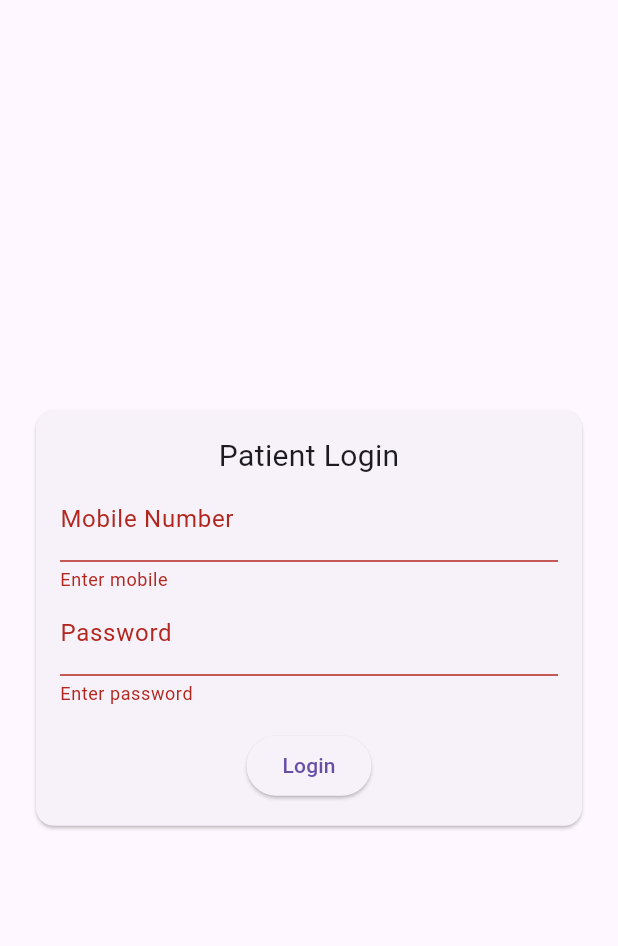
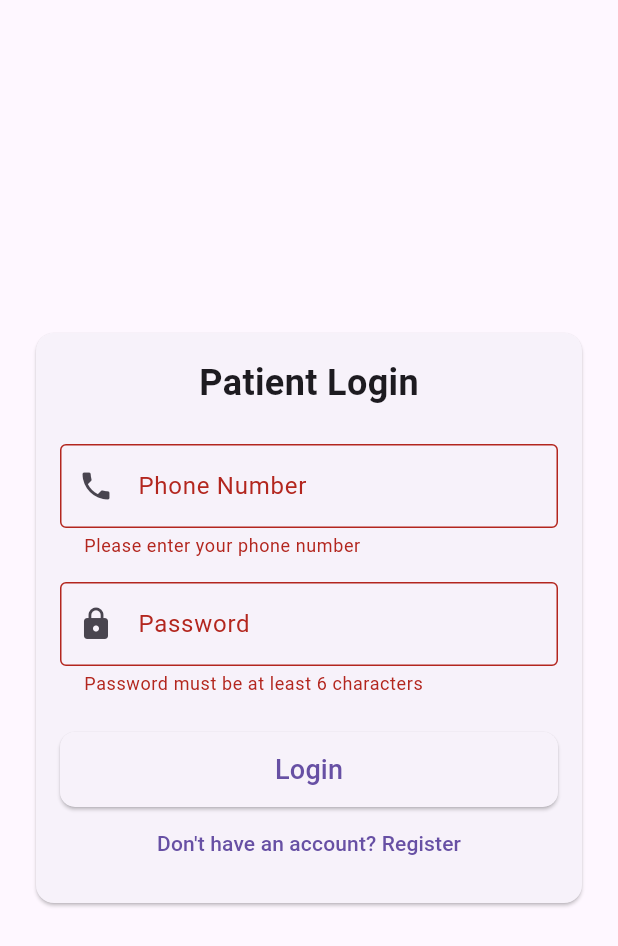
Before and after one commit to sleepyheads3/CardioCare, a Flutter app: the PatientLoginPage screen opened directly, after a tap on "Login", on a phone screen of 412 x 824 dp. Shown: the top 946 px of the screen. Run offline on Flutter 3.47's test engine with Material 3 defaults, Android fonts, the light colour scheme and no system bars; drawn by our look-alikes of animated_background; our stand-ins replace firebase_auth, firebase_core, firebase_database; accounts and stored records are empty.

Commit message:
second commit

```diff
--- a/lib/screens/patient_login_page.dart
+++ b/lib/screens/patient_login_page.dart
@@ -1,10 +1,10 @@
 import 'package:flutter/material.dart';
 import '../services/auth_service.dart';
-import 'patient_dashboard.dart';
+import 'patient_register_page.dart';
 import '../widgets/animated_background.dart';
 
 class PatientLoginPage extends StatefulWidget {
-  const PatientLoginPage({super.key});
+  const PatientLoginPage({Key? key}) : super(key: key);
 
   @override
   State<PatientLoginPage> createState() => _PatientLoginPageState();
@@ -14,7 +14,41 @@ class _PatientLoginPageState extends State<PatientLoginPage> {
   final _formKey = GlobalKey<FormState>();
   final _authService = AuthService();
 
-  String mobile = '', password = '';
+  String phoneNumber = '';
+  String password = '';
+  bool _isLoading = false;
+
+  void _login() async {
+    if (!_formKey.currentState!.validate()) return;
+
+    setState(() => _isLoading = true);
+    try {
+      await _authService.signInWithEmail(
+        '$phoneNumber@hhm.com', // Consistent with registration logic
+        password,
+      );
+      if (!mounted) return;
+
+      // Navigate to your main/home page after login success
+      Navigator.pushReplacementNamed(context, '/home');
+    } catch (e) {
+      if (!mounted) return;
+      ScaffoldMessenger.of(context).showSnackBar(
+        SnackBar(content: Text('Login failed: $e')),
+      );
+    } finally {
+      if (mounted) setState(() => _isLoading = false);
+    }
+  }
+
+  void _goToRegister() {
+    Navigator.pushReplacement(
+      context,
+      MaterialPageRoute(
+        builder: (_) => PatientRegisterPage(phoneNumber: phoneNumber),
+      ),
+    );
+  }
 
   @override
   Widget build(BuildContext context) {
@@ -22,7 +56,8 @@ class _PatientLoginPageState extends State<PatientLoginPage> {
       body: Stack(
         children: [
           const AnimatedBg(),
-          Center(
+          SafeArea(
+            child: Center(
               child: SingleChildScrollView(
                 child: Card(
                   margin: const EdgeInsets.all(24),
@@ -31,40 +66,68 @@ class _PatientLoginPageState extends State<PatientLoginPage> {
                     child: Form(
                       key: _formKey,
                       child: Column(
+                        mainAxisSize: MainAxisSize.min,
                         children: [
-                        const Text('Patient Login', style: TextStyle(fontSize: 20)),
+                          const Text(
+                            'Patient Login',
+                            style: TextStyle(
+                              fontSize: 24,
+                              fontWeight: FontWeight.bold,
+                            ),
+                          ),
+                          const SizedBox(height: 24),
                           TextFormField(
-                          decoration: const InputDecoration(labelText: 'Mobile Number'),
+                            decoration: const InputDecoration(
+                              labelText: 'Phone Number',
+                              prefixIcon: Icon(Icons.phone),
+                              border: OutlineInputBorder(),
+                            ),
                             keyboardType: TextInputType.phone,
-                          onChanged: (v) => mobile = v,
-                          validator: (v) => v!.isEmpty ? 'Enter mobile' : null,
+                            onChanged: (v) => phoneNumber = v,
+                            validator: (v) => v == null || v.isEmpty
+                                ? 'Please enter your phone number'
+                                : null,
                           ),
+                          const SizedBox(height: 16),
                           TextFormField(
-                          decoration: const InputDecoration(labelText: 'Password'),
+                            decoration: const InputDecoration(
+                              labelText: 'Password',
+                              prefixIcon: Icon(Icons.lock),
+                              border: OutlineInputBorder(),
+                            ),
                             obscureText: true,
                             onChanged: (v) => password = v,
-                          validator: (v) => v!.isEmpty ? 'Enter password' : null,
+                            validator: (v) => v == null || v.length < 6
+                                ? 'Password must be at least 6 characters'
+                                : null,
                           ),
-                        const SizedBox(height: 16),
-                        ElevatedButton(
-                          child: const Text('Login'),
-                          onPressed: () async {
-                            if (_formKey.currentState!.validate()) {
-                              try {
-                                await _authService.signInWithEmail('$mobile@hhm.com', password);
-                                Navigator.pushReplacement(
-                                  context,
-                                  MaterialPageRoute(builder: (_) => PatientDashboard(mobile: mobile)),
-                                );
-                              } catch (e) {
-                                ScaffoldMessenger.of(context).showSnackBar(
-                                  SnackBar(content: Text('Login failed: $e')),
-                                );
-                              }
-                            }
-                          },
+                          const SizedBox(height: 24),
+                          SizedBox(
+                            width: double.infinity,
+                            height: 50,
+                            child: ElevatedButton(
+                              onPressed: _isLoading ? null : _login,
+                              style: ElevatedButton.styleFrom(
+                                shape: RoundedRectangleBorder(
+                                  borderRadius: BorderRadius.circular(10),
+                                ),
+                              ),
+                              child: _isLoading
+                                  ? const CircularProgressIndicator(
+                                color: Colors.white,
+                              )
+                                  : const Text(
+                                'Login',
+                                style: TextStyle(fontSize: 18),
+                              ),
+                            ),
+                          ),
+                          TextButton(
+                            child: const Text("Don't have an account? Register"),
+                            onPressed: _goToRegister,
                           ),
                         ],
+                      ),
                     ),
                   ),
                 ),
--- a/lib/screens/patient_register_page.dart
+++ b/lib/screens/patient_register_page.dart
@@ -192,6 +192,15 @@ class _PatientRegisterPageState extends State<PatientRegisterPage> {
                               ),
                             ),
                           ),
+                          TextButton(
+                            child: const Text('Already have an account? Login'),
+                            onPressed: () {
+                              Navigator.pushReplacement(
+                                context,
+                                MaterialPageRoute(builder: (_) => const PatientLoginPage()),
+                              );
+                            },
+                          ),
                         ],
                       ),
                     ),
--- a/lib/screens/role_selection_page.dart
+++ b/lib/screens/role_selection_page.dart
@@ -5,7 +5,7 @@ import 'guardian_register_page.dart';
 
 class RoleSelectionPage extends StatelessWidget {
   const RoleSelectionPage({super.key});
-
+  final gunmetal = const Color(0xFF333333);
   @override
   Widget build(BuildContext context) {
     return Scaffold(
@@ -17,21 +17,21 @@ class RoleSelectionPage extends StatelessWidget {
               child: Column(
                 mainAxisAlignment: MainAxisAlignment.center,
                 children: [
-                  const Text(
+                  Text(
                     'Welcome to Heart Health Monitor',
                     style: TextStyle(
                       fontSize: 24,
                       fontWeight: FontWeight.bold,
-                      color: Colors.white,
+                      color: Colors.red,
                     ),
                     textAlign: TextAlign.center,
                   ),
                   const SizedBox(height: 40),
-                  const Text(
+                  Text(
                     'Please select your role',
                     style: TextStyle(
                       fontSize: 18,
-                      color: Colors.white70,
+                      color: gunmetal,
                     ),
                   ),
                   const SizedBox(height: 40),
```
Also changed, not shown: 1 other file. Lines whose indentation alone changed are shown as unchanged.
